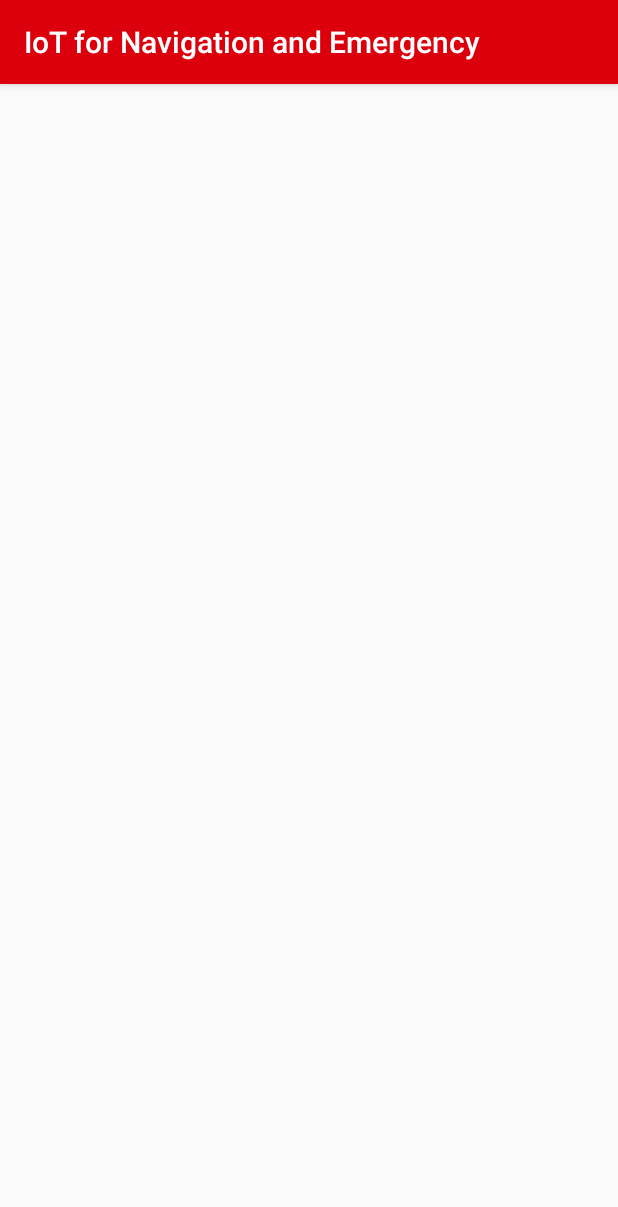
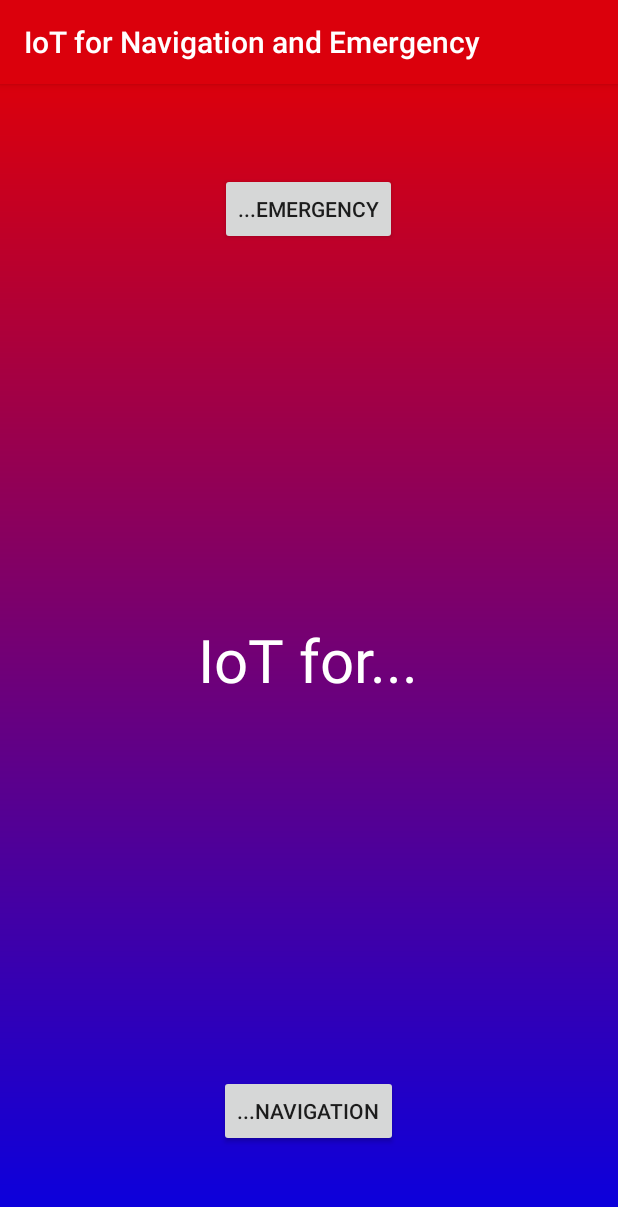
Before and after one commit to AnnLIU1994/IoTforEmergencyandNavigation, an Android app: the ModActivity screen opened directly, with no data from a screen before it, on a phone screen of 412 x 824 dp. Shown: the top 1207 px of the screen. Run offline under Robolectric (Android 15) with nearby library versions, the phone set to English and light mode, and no system bars.

Commit message:
21.53 11.06.2016

```diff
--- a/app/src/main/AndroidManifest.xml
+++ b/app/src/main/AndroidManifest.xml
@@ -39,12 +39,12 @@
             android:label="@string/title_activity_qr"
             android:screenOrientation="portrait"/>
         <activity
+            android:name=".ModActivity"
+            android:screenOrientation="portrait" />
+        <activity
             android:name=".RegistrationActivity"
             android:screenOrientation="portrait"
             android:theme="@style/AppTheme.NoActionBar" />
-        <activity
-            android:name=".ModActivity"
-            android:screenOrientation="portrait" />
         <activity
             android:name=".GuestActivity"
             android:screenOrientation="portrait" />
--- a/app/src/main/java/it/univpm/gruppoids/iotforemergencyandnavigation/ModActivity.java
+++ b/app/src/main/java/it/univpm/gruppoids/iotforemergencyandnavigation/ModActivity.java
@@ -10,6 +10,4 @@ public class ModActivity extends AppCompatActivity {
         super.onCreate(savedInstanceState);
         setContentView(R.layout.activity_mod);
     }
-
-    // TODO iniziare
 }
--- a/app/src/main/res/layout/activity_mod.xml
+++ b/app/src/main/res/layout/activity_mod.xml
@@ -3,10 +3,43 @@
     xmlns:tools="http://schemas.android.com/tools"
     android:layout_width="match_parent"
     android:layout_height="match_parent"
+    android:id="@+id/mod"
     android:paddingBottom="@dimen/activity_vertical_margin"
     android:paddingLeft="@dimen/activity_horizontal_margin"
     android:paddingRight="@dimen/activity_horizontal_margin"
     android:paddingTop="@dimen/activity_vertical_margin"
-    tools:context="it.univpm.gruppoids.iotforemergencyandnavigation.ModActivity">
+    android:background="@drawable/background_sfumato"
+    tools:context=".ModActivity"
+    android:weightSum="1">
+
+    <TextView
+        android:layout_width="wrap_content"
+        android:layout_height="wrap_content"
+        android:textAppearance="?android:attr/textAppearanceLarge"
+        android:text="@string/iot_for"
+        android:id="@+id/txtModSelect"
+        android:textSize="40sp"
+        android:textColor="#ffffff"
+        android:gravity="center_horizontal"
+        android:layout_centerVertical="true"
+        android:layout_centerHorizontal="true" />
+
+    <Button
+        android:layout_width="wrap_content"
+        android:layout_height="wrap_content"
+        android:text="@string/iotForEm"
+        android:id="@+id/iotForEm"
+        android:layout_alignParentTop="true"
+        android:layout_centerHorizontal="true"
+        android:layout_marginTop="43dp" />
+
+    <Button
+        android:layout_width="wrap_content"
+        android:layout_height="wrap_content"
+        android:text="@string/iotForNav"
+        android:id="@+id/iotForNav"
+        android:layout_alignParentBottom="true"
+        android:layout_centerHorizontal="true"
+        android:layout_marginBottom="43dp" />
 
 </RelativeLayout>
--- a/app/src/main/res/values/strings.xml
+++ b/app/src/main/res/values/strings.xml
@@ -14,6 +14,9 @@
     <string name="floor_choise">Floor choise</string>
     <string name="place_choise">Place choise</string>
     <string name="qr_scanning">QrCode scan</string>
+    <string name="iot_for">IoT for...</string>
+    <string name="iotForNav">...Navigation</string>
+    <string name="iotForEm">...Emergency</string>
 
 
     <string name="title_activity_manual">ManualActivity</string>
```
Also changed, not shown: app/src/main/java/it/univpm/gruppoids/iotforemergencyandnavigation/QrActivity.java (+7 -0 lines), app/src/main/res/layout/activity_qr.xml (+12 -3 lines), app/src/main/res/layout/content_qr.xml (deleted, +0 -15 lines).
